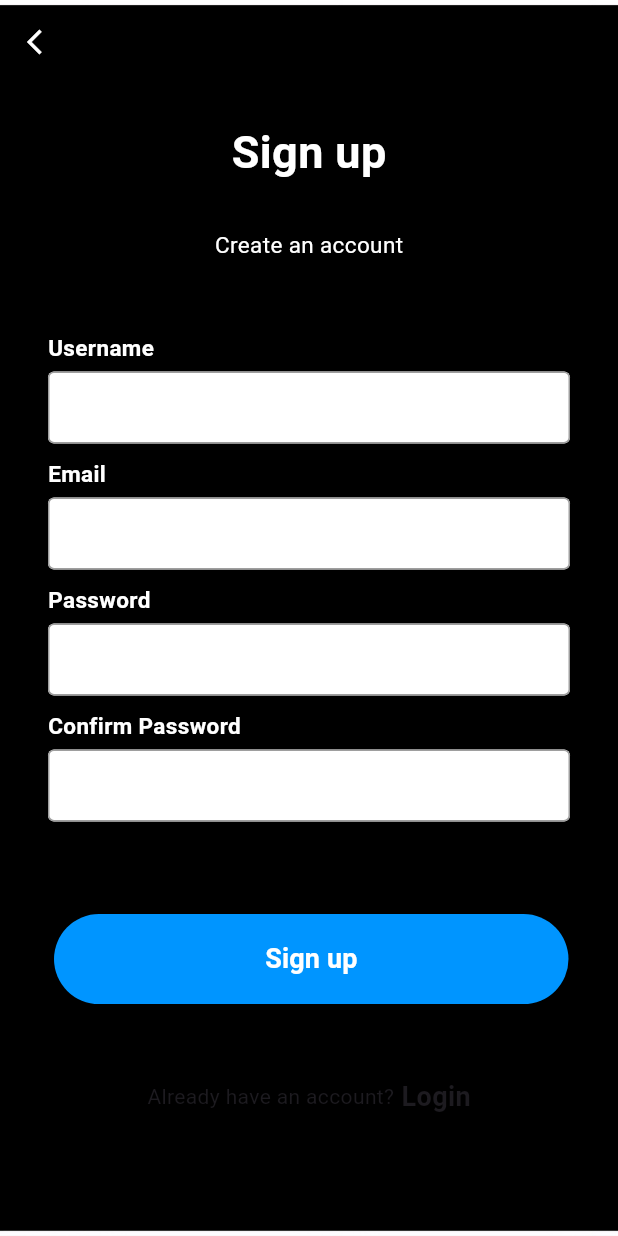
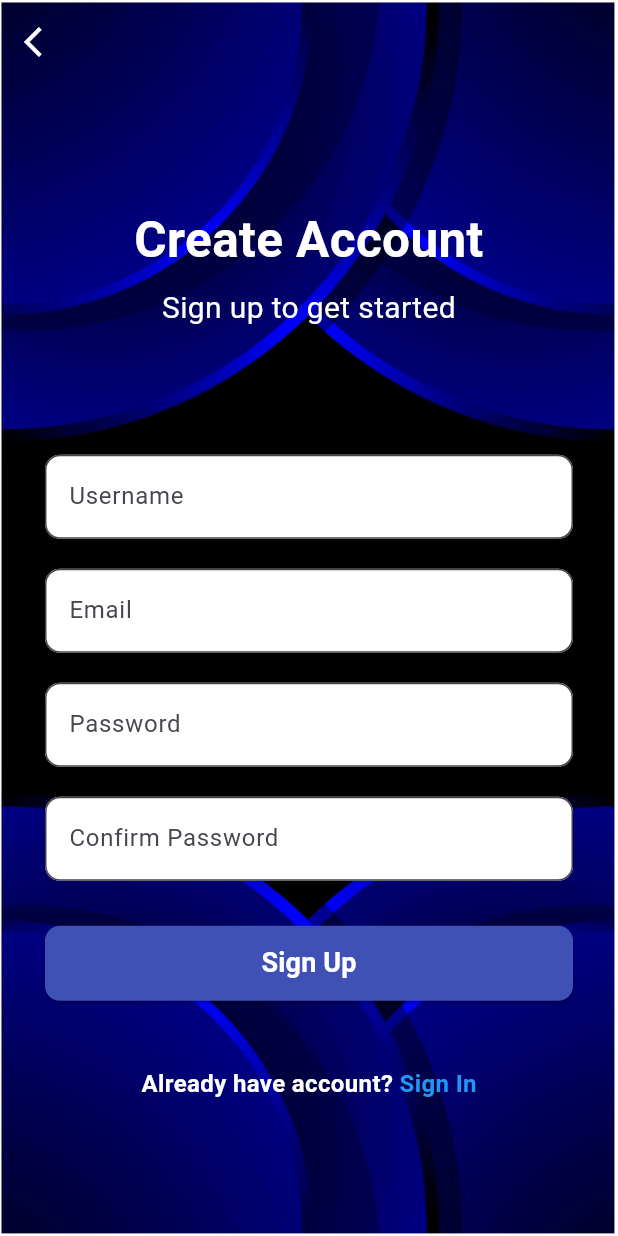
Before and after one commit to TasinChowdhury/metro_go, a Flutter app: the SignupPage screen opened directly, on a phone screen of 412 x 824 dp. Run offline on Flutter 3.47's test engine with Material 3 defaults, Android fonts, the light colour scheme and no system bars.

Commit message:
signup,travel schedule,fare calculator

```diff
--- a/lib/SignUp.dart
+++ /dev/null
@@ -1,180 +0,0 @@
-
-  import 'package:flutter/material.dart';
-
-  class SignupPage extends StatelessWidget {
-  @override
-  Widget build(BuildContext context) {
-  return Scaffold(
-//change
-    extendBodyBehindAppBar: true,
-  appBar: AppBar(
-    backgroundColor: Colors.transparent,
-    elevation: 0,
-    scrolledUnderElevation: 0,
-    surfaceTintColor: Colors.transparent,
-
-//
-  leading: IconButton(
-  onPressed: () {
-  Navigator.pop(context);
-  },
-  icon: Icon(Icons.arrow_back_ios,
-  size: 20,
-  color: Colors.white,),
-
-
-  ),
-  ),
- // body: SingleChildScrollView(
-  body: Container(
- alignment:Alignment.center,
-  padding: EdgeInsets.all(32),
-    //height: MediaQuery.of(context).size.height-50,
-
-    decoration: BoxDecoration(
-      image: DecorationImage(
-        image: AssetImage('assets/bg1.jpeg'),
-        fit: BoxFit.cover,
-      ),
-    ),
-
-  child: Column(
-  mainAxisAlignment: MainAxisAlignment.spaceEvenly,
-  children: <Widget>[
-  Column(
-  children: <Widget>[
-  Text("Sign up",
-  style: TextStyle(
-  fontSize: 30,
-    color:Colors.white,
-
-  fontWeight: FontWeight.bold,
-
-  ),),
-  SizedBox(height: 30,),
-  Text("Create an account",
-  style: TextStyle(
-  fontSize: 15,
-  color:Colors.white),)
-
-
-  ],
-  ),
-  Column(
-  children: <Widget>[
-  inputFile(label: "Username"),
-  inputFile(label: "Email"),
-  inputFile(label: "Password", obscureText: true),
-  inputFile(label: "Confirm Password ", obscureText: true),
-  ],
-  ),
-  Container(
-  padding: EdgeInsets.only(top: 3, left: 3),
-  decoration:
-  BoxDecoration(
-  borderRadius: BorderRadius.circular(50),
-  border: Border(
-  bottom: BorderSide(color: Colors.black),
-  top: BorderSide(color: Colors.black),
-  left: BorderSide(color: Colors.black),
-  right: BorderSide(color: Colors.black),
-
-
-
-  )
-
-  ),
-  child: MaterialButton(
-  minWidth: double.infinity,
-  height: 60,
-  onPressed: () {},
-  color: Color(0xff0095FF),
-  elevation: 0,
-  shape: RoundedRectangleBorder(
-  borderRadius: BorderRadius.circular(50),
-
-  ),
-  child: Text(
-  "Sign up", style: TextStyle(
-  fontWeight: FontWeight.bold,
-  fontSize: 18,
-  color: Colors.white,
-
-  ),
-  ),
-
-  ),
-
-
-
-  ),
-  Row(
-  mainAxisAlignment: MainAxisAlignment.center,
-  children: <Widget>[
-  Text("Already have an account?"),
-  Text(" Login", style:TextStyle(
-  fontWeight: FontWeight.bold,
-  fontSize: 18
-  ),
-  )
-  ],
-  )
-
-
-
-  ],
-
-  ),
-
-
-
-
-  ),
-
-  );
-  }
-  }
-
-
-
-
-  Widget inputFile({label, obscureText = false})
-  {
-  return Column(
-  crossAxisAlignment: CrossAxisAlignment.start,
-  children: <Widget>[
-  Text(
-  label,
-  style: TextStyle(
-  fontSize: 15,
-  fontWeight: FontWeight.bold,
-  color:Colors.white
-  ),
-
-  ),
-  SizedBox(
-  height: 5,
-  ),
-  TextField(
-  obscureText: obscureText,
-  decoration: InputDecoration(
-    filled:true,
-  fillColor: Colors.white,
-
-  contentPadding: EdgeInsets.symmetric(vertical: 0,
-  horizontal: 10),
-  enabledBorder: OutlineInputBorder(
-  borderSide: BorderSide(
-  color: Colors.grey
-  ),
-
-  ),
-  border: OutlineInputBorder(
-  borderSide: BorderSide(color: Colors.grey)
-  )
-  ),
-  ),
-  SizedBox(height: 10,)
-  ],
-  );
-  }
--- a/lib/book_ticket_page.dart
+++ b/lib/book_ticket_page.dart
@@ -1,6 +1,6 @@
 import 'package:flutter/material.dart';
 
-import 'SignUp.dart';
+import 'signup.dart';
 
 class BookTicketPage extends StatefulWidget {
   const BookTicketPage({super.key});
--- a/lib/signin_screen.dart
+++ b/lib/signin_screen.dart
@@ -1,6 +1,6 @@
 import 'package:flutter/material.dart';
 
-import 'package:metrogo/SignUp.dart';
+import 'package:metrogo/signup.dart';
 
 class SigninScreen extends StatefulWidget {
   const SigninScreen({super.key});
--- /dev/null
+++ b/lib/signup.dart
@@ -0,0 +1,213 @@
+import 'package:flutter/material.dart';
+import 'signin_screen.dart';
+
+class  SignupPage extends StatefulWidget {
+  const  SignupPage({super.key});
+
+  @override
+  State< SignupPage> createState() => _SignupPageState();
+}
+
+class _SignupPageState extends State< SignupPage> {
+  @override
+  Widget build(BuildContext context) {
+    return Container(
+        decoration: const BoxDecoration(
+          image: DecorationImage(
+            image: AssetImage('assets/bg1.2.jpg'),
+            fit: BoxFit.cover,
+          ),
+        ),
+        child: Scaffold(
+          backgroundColor: Colors.transparent,
+
+          appBar: AppBar(
+            backgroundColor: Colors.transparent,
+            elevation: 0,
+            leading: IconButton(
+              icon: const Icon(Icons.arrow_back_ios, color: Colors.white),
+              onPressed: () => Navigator.pop(context),
+            ),
+          ),
+
+          body: Stack(
+              children: [
+
+                Container(
+                  alignment: Alignment.topCenter,
+                  padding: const EdgeInsets.only(top: 80),
+                  child: const Column(
+                    children: [
+                      Text(
+                        'Create Account',
+                        textAlign: TextAlign.center,
+                        style: TextStyle(
+                          color: Colors.white,
+                          fontSize: 33,
+                          fontWeight: FontWeight.bold,
+                        ),
+                      ),
+                      SizedBox(height: 8),
+                      Text(
+                        'Sign up to get started',
+                        textAlign: TextAlign.center,
+                        style: TextStyle(
+                          color: Colors.white,
+                          fontSize: 20,
+                        ),
+                      ),
+                    ],
+                  ),
+                ),
+
+
+                SingleChildScrollView(
+                  child: Container(
+                    padding: EdgeInsets.only(
+                      top: MediaQuery.of(context).size.height * 0.30,
+                      left: 30,
+                      right: 30,
+                      bottom: 40,
+
+                    ),
+                    child: Column(
+                        children: [
+
+
+                          TextField(
+                            decoration: InputDecoration(
+                              filled: true,
+                              fillColor: Colors.white,
+                              hintText: 'Username',
+                              border: OutlineInputBorder(
+                                borderRadius: BorderRadius.circular(10),
+                              ),
+                            ),
+                          ),
+
+                          const SizedBox(height: 20),
+
+
+                          TextField(
+                            decoration: InputDecoration(
+                              filled: true,
+                              fillColor: Colors.white,
+                              hintText: 'Email',
+                              border: OutlineInputBorder(
+                                borderRadius: BorderRadius.circular(10),
+                              ),
+                            ),
+                          ),
+
+                          const SizedBox(height: 20),
+
+
+                          TextField(
+                            obscureText: true,
+                            decoration: InputDecoration(
+                              filled: true,
+                              fillColor: Colors.white,
+                              hintText: 'Password',
+                              border: OutlineInputBorder(
+                                borderRadius: BorderRadius.circular(10),
+                              ),
+                            ),
+                          ),
+
+                          const SizedBox(height: 20),
+
+
+                          TextField(
+                            obscureText: true,
+                            decoration: InputDecoration(
+                              filled: true,
+                              fillColor: Colors.white,
+                              hintText: 'Confirm Password',
+                              border: OutlineInputBorder(
+                                borderRadius: BorderRadius.circular(10),
+                              ),
+                            ),
+                          ),
+
+                          const SizedBox(height: 30),
+
+
+                          SizedBox(
+                            width: double.infinity,
+                            height: 50,
+                            child: ElevatedButton(
+                              onPressed: () {
+
+                              },
+                              style: ElevatedButton.styleFrom(
+                                backgroundColor: Colors.indigo,
+                                shape: RoundedRectangleBorder(
+                                  borderRadius: BorderRadius.circular(10),
+                                ),
+                              ),
+                              child: const Text(
+                                'Sign Up',
+                                style: TextStyle(
+                                  color: Colors.white,
+                                  fontSize: 18,
+                                  fontWeight: FontWeight.bold,
+                                ),
+                              ),
+                            ),
+                          ),
+
+                          const SizedBox(height: 40),
+
+
+                          Row(
+                            mainAxisAlignment: MainAxisAlignment.center,
+                            children: [
+
+
+                              const SizedBox(height: 20),
+
+
+                              Row(
+                                mainAxisAlignment: MainAxisAlignment.center,
+                                children: [
+                                  const Text(
+                                    "Already have account? ",
+                                    style: TextStyle(color: Colors.white,
+                                      fontSize:16,
+                                      fontWeight:FontWeight.bold,),
+                                  ),
+                                  GestureDetector(
+                                    onTap: () {
+                                      Navigator.pushReplacement(
+                                        context,
+                                        MaterialPageRoute(
+                                          builder: (context) => const SigninScreen(),
+                                        ),
+                                      );
+                                    },
+                                    child: const Text(
+                                      "Sign In",
+                                      style: TextStyle(
+                                        color: Colors.blue,
+                                        fontSize:16,
+                                        fontWeight: FontWeight.bold,
+                                      ),
+                                    ),
+                                  ),
+                                ],
+                              ),
+
+
+                              const SizedBox(height: 30),
+                            ],
+                          ),
+                        ]
+                    ),
+                  ),
+                ),
+              ]
+          ),
+        )
+    );
+  }
+}
```
Also changed, not shown: lib/fare_calculator.dart (+34 -19 lines), lib/main.dart (+11 -8 lines), lib/map.dart (added, +58 -0 lines), lib/travel_schedule.dart (added, +149 -0 lines), assets/bg1.2.jpg (added), assets/tmap.jpeg (added).
